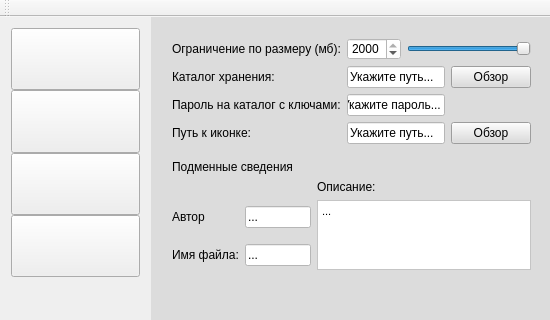
First picture: the form in EncrypterDecrypter/Encrypter.ui, repository PI15b/EncrypterDecrypter, before the edit.
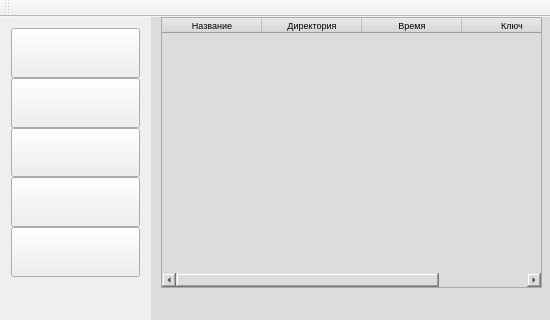
Second picture: the form after the edit.

```diff
--- a/EncrypterDecrypter/Encrypter.ui
+++ b/EncrypterDecrypter/Encrypter.ui
@@ -87,7 +87,7 @@
       <string notr="true"/>
      </property>
      <property name="currentIndex">
-      <number>2</number>
+      <number>3</number>
      </property>
      <widget class="QWidget" name="page">
       <property name="palette">
@@ -730,7 +730,7 @@
       </widget>
      </widget>
      <widget class="QWidget" name="page_3">
-      <widget class="QWidget" name="">
+      <widget class="QWidget" name="layoutWidget">
        <property name="geometry">
         <rect>
          <x>0</x>
@@ -748,13 +748,13 @@
              <string notr="true"/>
             </property>
             <property name="maximum">
-             <number>2000</number>
+             <number>100</number>
             </property>
             <property name="value">
-             <number>2000</number>
+             <number>100</number>
             </property>
             <property name="sliderPosition">
-             <number>2000</number>
+             <number>100</number>
             </property>
             <property name="orientation">
              <enum>Qt::Horizontal</enum>
@@ -770,7 +770,7 @@
              <string>Укажите путь...</string>
             </property>
             <property name="readOnly">
-             <bool>true</bool>
+             <bool>false</bool>
             </property>
            </widget>
           </item>
@@ -841,7 +841,7 @@
              <string>Укажите путь...</string>
             </property>
             <property name="readOnly">
-             <bool>true</bool>
+             <bool>false</bool>
             </property>
            </widget>
           </item>
@@ -858,10 +858,10 @@
              <string notr="true">background-color: #FFFFFF</string>
             </property>
             <property name="maximum">
-             <number>2000</number>
+             <number>100</number>
             </property>
             <property name="value">
-             <number>2000</number>
+             <number>100</number>
             </property>
            </widget>
           </item>
@@ -949,6 +949,75 @@
        </layout>
       </widget>
      </widget>
+     <widget class="QWidget" name="page_5">
+      <widget class="QTableWidget" name="tableWidget">
+       <property name="geometry">
+        <rect>
+         <x>0</x>
+         <y>0</y>
+         <width>381</width>
+         <height>271</height>
+        </rect>
+       </property>
+       <property name="sizePolicy">
+        <sizepolicy hsizetype="Expanding" vsizetype="Expanding">
+         <horstretch>0</horstretch>
+         <verstretch>0</verstretch>
+        </sizepolicy>
+       </property>
+       <property name="font">
+        <font>
+         <pointsize>7</pointsize>
+        </font>
+       </property>
+       <property name="styleSheet">
+        <string notr="true">background-color: #FFFFFF; font-size: 7pt; horizontal { background: #DCDCDC};</string>
+       </property>
+       <property name="gridStyle">
+        <enum>Qt::SolidLine</enum>
+       </property>
+       <column>
+        <property name="text">
+         <string>Название</string>
+        </property>
+        <property name="font">
+         <font>
+          <pointsize>7</pointsize>
+         </font>
+        </property>
+       </column>
+       <column>
+        <property name="text">
+         <string>Директория</string>
+        </property>
+        <property name="font">
+         <font>
+          <pointsize>7</pointsize>
+         </font>
+        </property>
+       </column>
+       <column>
+        <property name="text">
+         <string>Время</string>
+        </property>
+        <property name="font">
+         <font>
+          <pointsize>7</pointsize>
+         </font>
+        </property>
+       </column>
+       <column>
+        <property name="text">
+         <string>Ключ</string>
+        </property>
+        <property name="font">
+         <font>
+          <pointsize>7</pointsize>
+         </font>
+        </property>
+       </column>
+      </widget>
+     </widget>
      <widget class="QWidget" name="page_4">
       <widget class="QTextBrowser" name="textBrowser">
        <property name="geometry">
@@ -1060,6 +1129,19 @@
        </property>
       </widget>
      </item>
+     <item>
+      <widget class="QPushButton" name="history_button">
+       <property name="sizePolicy">
+        <sizepolicy hsizetype="Minimum" vsizetype="Minimum">
+         <horstretch>0</horstretch>
+         <verstretch>0</verstretch>
+        </sizepolicy>
+       </property>
+       <property name="text">
+        <string/>
+       </property>
+      </widget>
+     </item>
      <item>
       <widget class="QPushButton" name="about_button">
        <property name="sizePolicy">
```
Left out of the diff: 11 changed lines with no effect on the pictures.
